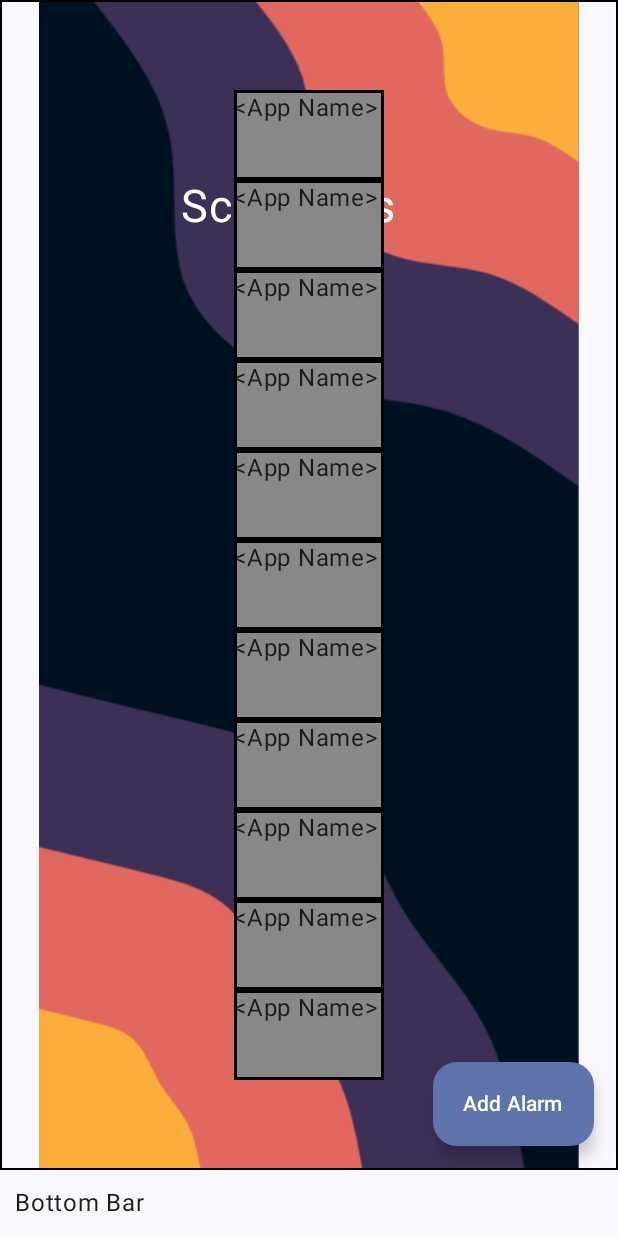
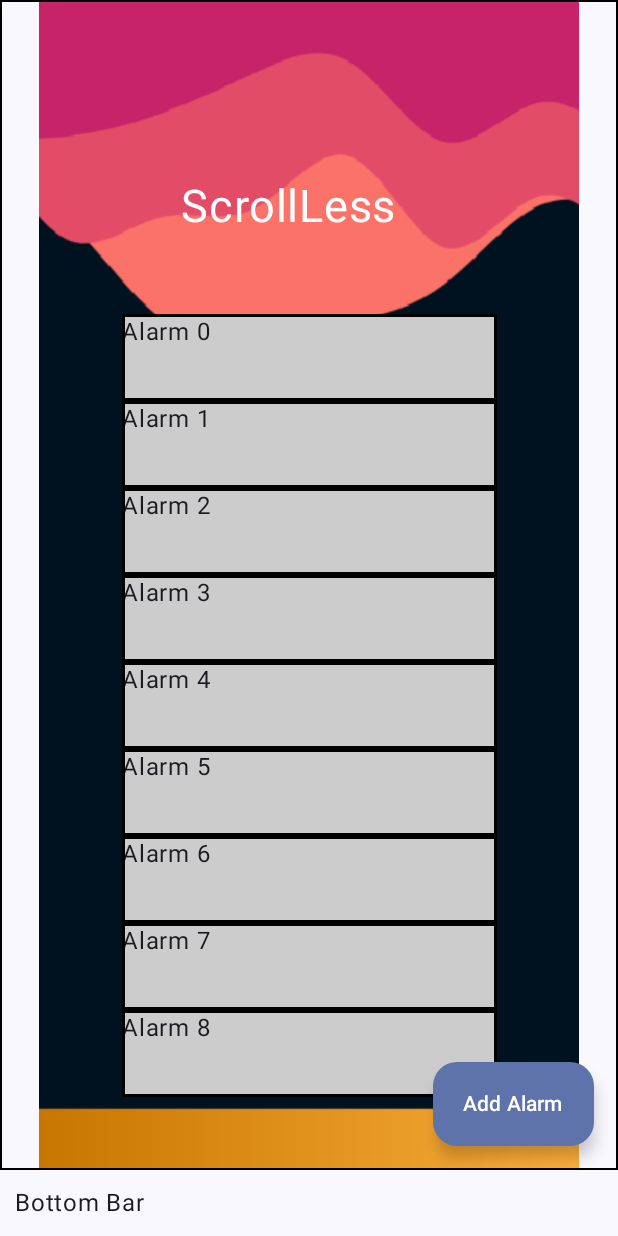
Before and after one commit to breydonb/TEC-3414-Final-Project, an Android app built with Jetpack Compose: the screen it shows after launch (MainActivity), on a phone screen of 412 x 824 dp. Run offline under Robolectric (Android 15) with nearby library versions, the phone set to English and light mode, and no system bars.

Commit message:
Fuck this shit.

```diff
--- a/app/src/main/java/com/example/scrollless/MainMenuScreen.kt
+++ b/app/src/main/java/com/example/scrollless/MainMenuScreen.kt
@@ -10,10 +10,14 @@ import androidx.compose.foundation.layout.Row
 import androidx.compose.foundation.layout.fillMaxHeight
 import androidx.compose.foundation.layout.fillMaxSize
 import androidx.compose.foundation.layout.fillMaxWidth
+import androidx.compose.foundation.layout.height
 import androidx.compose.foundation.layout.offset
 import androidx.compose.foundation.layout.padding
 import androidx.compose.foundation.layout.size
+import androidx.compose.foundation.layout.width
 import androidx.compose.foundation.lazy.LazyColumn
+import androidx.compose.foundation.rememberScrollState
+import androidx.compose.foundation.verticalScroll
 import androidx.compose.material3.Button
 import androidx.compose.material3.ButtonDefaults
 import androidx.compose.material3.ExtendedFloatingActionButton
@@ -49,22 +53,28 @@ class MainMenuScreen (app : MainActivity) : AppScreen
     private var app: MainActivity;
     private var appCount : Int;
 
+    private var appSettingPanelWidth : Int = 250;
+    private var appSettingPanelHeight : Int = 58;
+    private var numberAppsToShow : Int = 9;
+    private var appSettingPanelScrollWidth : Int = appSettingPanelWidth;
+    private var appSettingPanelScrollHeight : Int = appSettingPanelHeight * numberAppsToShow;
+
     init {
         this.app = app;
-        this.appCount = 10;
+        this.appCount = 20;
     }
 
     @Composable
     override fun BuildScreen() {
         BackgroundScaffolding {
-            Box(modifier = Modifier.fillMaxSize())
+            LogoBox()
+            Box(modifier = Modifier.fillMaxSize().offset(0.dp, 80.dp))
             {
-                LogoBox()
-                Column(modifier = Modifier.align(Alignment.Center))
+                Column(modifier = Modifier.align(Alignment.Center).width(appSettingPanelScrollWidth.dp).height(appSettingPanelScrollHeight.dp).verticalScroll(rememberScrollState()))
                 {
                     for(i in 0..appCount)
                     {
-                        ColoredBackgroundTextBox("<App Name>", Color.Gray, Color.Black, 100, 60)
+                        ColoredBackgroundTextBox("Alarm $i", Color.LightGray, Color.Black, appSettingPanelWidth, appSettingPanelHeight)
                     }
                 }
             }
@@ -120,10 +130,10 @@ class MainMenuScreen (app : MainActivity) : AppScreen
                 )
             }
         ) { innerPadding ->
-            Box(modifier = Modifier.fillMaxSize().padding(innerPadding))
+            Box(modifier = Modifier.padding(innerPadding).fillMaxSize())
             {
                 val imageModifier = Modifier.fillMaxSize().border(BorderStroke(1.dp, Color.Black))
-                Image(painter = painterResource(R.drawable.background_01), contentDescription = "Background Image",
+                Image(painter = painterResource(R.drawable.background_02), contentDescription = "Background Image",
                     contentScale = ContentScale.Fit, modifier = imageModifier)
                 content()
             }
```
